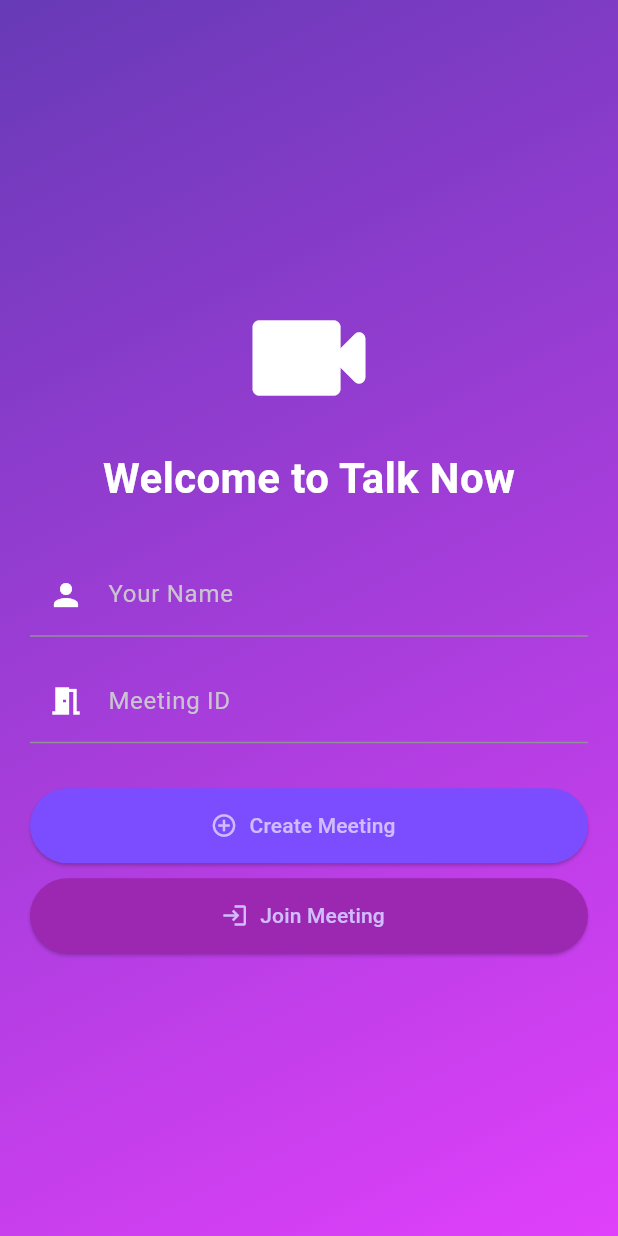
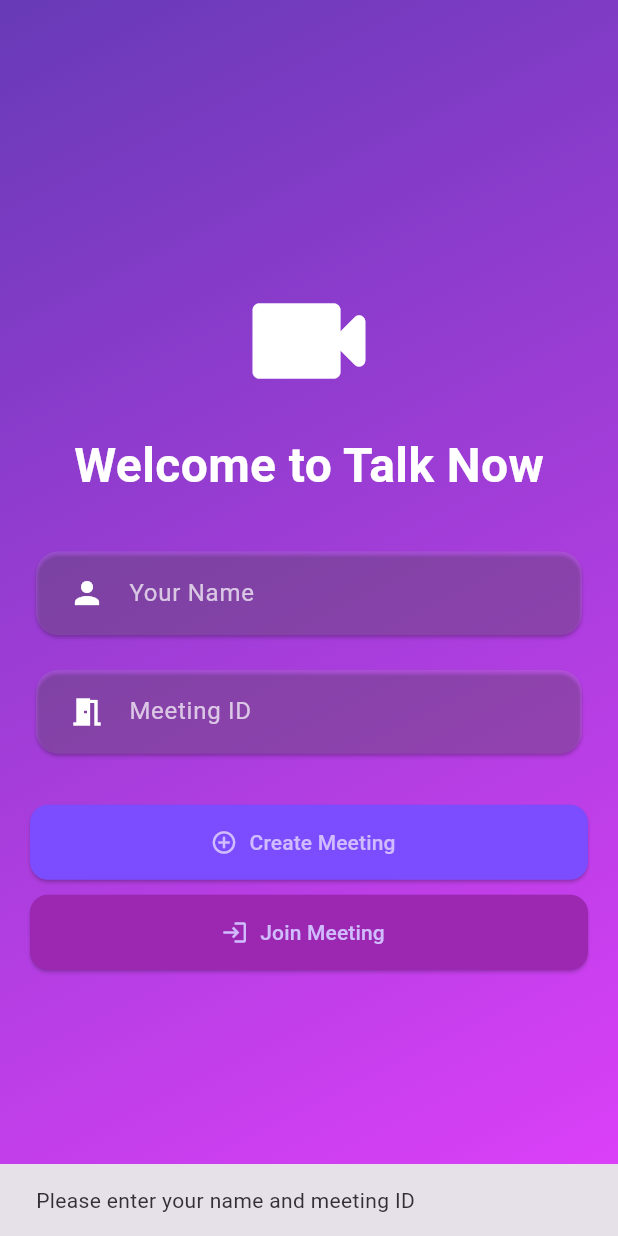
Before and after one commit to John-matipei/talkNow, a Flutter app: the screen it shows after launch, after a tap on "Join Meeting", on a phone screen of 412 x 824 dp. Run offline on Flutter 3.47's test engine with Material 3 defaults, Android fonts, the phone set to English and light mode, and no system bars; missing offline and left inert: clipboard, flutter_webrtc; network calls fail.

Commit message:
Update Flutter app with latest features

```diff
--- a/lib/main.dart
+++ b/lib/main.dart
@@ -21,7 +21,18 @@ class TalkNowApp extends StatelessWidget {
     return MaterialApp(
       debugShowCheckedModeBanner: false,
       title: 'Talk Now',
-      theme: ThemeData.dark(),
+      theme: ThemeData.dark().copyWith(
+        elevatedButtonTheme: ElevatedButtonThemeData(
+          style: ElevatedButton.styleFrom(
+            minimumSize: const Size.fromHeight(50),
+            shape: RoundedRectangleBorder(borderRadius: BorderRadius.circular(12)),
+          ),
+        ),
+        scaffoldBackgroundColor: Colors.deepPurple[900],
+        appBarTheme: const AppBarTheme(
+          backgroundColor: Colors.deepPurpleAccent,
+        ),
+      ),
       home: const LandingPage(),
     );
   }
@@ -40,7 +51,10 @@ class _LandingPageState extends State<LandingPage> {
 
   Future<void> _createMeeting() async {
     final username = usernameController.text.trim();
-    if (username.isEmpty) return;
+    if (username.isEmpty) {
+      _showMessage('Please enter your name');
+      return;
+    }
 
     try {
       final res = await http.post(
@@ -56,32 +70,36 @@ class _LandingPageState extends State<LandingPage> {
         Navigator.push(
           context,
           MaterialPageRoute(
-              builder: (_) => MeetingPage(
-                meetingId: meetingId,
-                username: username,
-                isHost: true,
-              )),
+            builder: (_) => MeetingPage(meetingId: meetingId, username: username, isHost: true),
+          ),
         );
+      } else {
+        _showMessage('Failed to create meeting');
       }
     } catch (e) {
-      print(e);
+      _showMessage('Could not reach server: $e');
     }
   }
 
   void _joinMeeting() {
     final username = usernameController.text.trim();
     final meetingId = roomController.text.trim();
-    if (username.isEmpty || meetingId.isEmpty) return;
+
+    if (username.isEmpty || meetingId.isEmpty) {
+      _showMessage('Please enter your name and meeting ID');
+      return;
+    }
 
     Navigator.push(
       context,
       MaterialPageRoute(
-          builder: (_) => MeetingPage(
-            meetingId: meetingId,
-            username: username,
-            isHost: false,
-          )),
+        builder: (_) => MeetingPage(meetingId: meetingId, username: username, isHost: false),
+      ),
     );
+  }
+
+  void _showMessage(String msg) {
+    ScaffoldMessenger.of(context).showSnackBar(SnackBar(content: Text(msg)));
   }
 
   @override
@@ -99,23 +117,54 @@ class _LandingPageState extends State<LandingPage> {
           child: SingleChildScrollView(
             padding: const EdgeInsets.all(20),
             child: Column(
+              crossAxisAlignment: CrossAxisAlignment.center,
               children: [
                 const Icon(Icons.videocam_rounded, size: 100, color: Colors.white),
                 const SizedBox(height: 10),
                 const Text(
                   "Welcome to Talk Now",
-                  style: TextStyle(fontSize: 28, fontWeight: FontWeight.bold, color: Colors.white),
+                  style: TextStyle(fontSize: 32, fontWeight: FontWeight.bold, color: Colors.white),
                 ),
                 const SizedBox(height: 30),
-                TextField(controller: usernameController, style: const TextStyle(color: Colors.white), decoration: const InputDecoration(labelText: 'Your Name', prefixIcon: Icon(Icons.person, color: Colors.white))),
+                _buildInputField(usernameController, 'Your Name', Icons.person),
                 const SizedBox(height: 15),
-                TextField(controller: roomController, style: const TextStyle(color: Colors.white), decoration: const InputDecoration(labelText: 'Meeting ID', prefixIcon: Icon(Icons.meeting_room, color: Colors.white))),
+                _buildInputField(roomController, 'Meeting ID', Icons.meeting_room),
                 const SizedBox(height: 30),
-                ElevatedButton.icon(onPressed: _createMeeting, icon: const Icon(Icons.add_circle_outline), label: const Text('Create Meeting'), style: ElevatedButton.styleFrom(backgroundColor: Colors.deepPurpleAccent, minimumSize: const Size.fromHeight(50))),
+                ElevatedButton.icon(
+                  onPressed: _createMeeting,
+                  icon: const Icon(Icons.add_circle_outline),
+                  label: const Text('Create Meeting'),
+                  style: ElevatedButton.styleFrom(backgroundColor: Colors.deepPurpleAccent),
+                ),
                 const SizedBox(height: 10),
-                ElevatedButton.icon(onPressed: _joinMeeting, icon: const Icon(Icons.login), label: const Text('Join Meeting'), style: ElevatedButton.styleFrom(backgroundColor: Colors.purple, minimumSize: const Size.fromHeight(50))),
+                ElevatedButton.icon(
+                  onPressed: _joinMeeting,
+                  icon: const Icon(Icons.login),
+                  label: const Text('Join Meeting'),
+                  style: ElevatedButton.styleFrom(backgroundColor: Colors.purple),
+                ),
               ],
             ),
+          ),
+        ),
+      ),
+    );
+  }
+
+  Widget _buildInputField(TextEditingController controller, String label, IconData icon) {
+    return Card(
+      shape: RoundedRectangleBorder(borderRadius: BorderRadius.circular(15)),
+      color: Colors.white.withOpacity(0.1),
+      child: Padding(
+        padding: const EdgeInsets.symmetric(horizontal: 10),
+        child: TextField(
+          controller: controller,
+          style: const TextStyle(color: Colors.white),
+          decoration: InputDecoration(
+            labelText: label,
+            prefixIcon: Icon(icon, color: Colors.white),
+            labelStyle: const TextStyle(color: Colors.white70),
+            border: InputBorder.none,
           ),
         ),
       ),
@@ -128,6 +177,7 @@ class MeetingPage extends StatefulWidget {
   final String meetingId;
   final String username;
   final bool isHost;
+
   const MeetingPage({super.key, required this.meetingId, required this.username, required this.isHost});
 
   @override
@@ -206,14 +256,16 @@ class _MeetingPageState extends State<MeetingPage> {
         case 'offer':
           if (!widget.isHost) {
             await _createPeerConnection();
-            await peerConnection!.setRemoteDescription(RTCSessionDescription(data['sdp'], data['type']));
+            await peerConnection!.setRemoteDescription(RTCSessionDescription(data['sdp'], 'offer'));
             final answer = await peerConnection!.createAnswer();
             await peerConnection!.setLocalDescription(answer);
             socket!.add(jsonEncode({'type': 'answer', 'meetingId': widget.meetingId, 'sdp': answer.sdp}));
           }
           break;
         case 'answer':
-          if (widget.isHost) await peerConnection!.setRemoteDescription(RTCSessionDescription(data['sdp'], data['type']));
+          if (widget.isHost) {
+            await peerConnection!.setRemoteDescription(RTCSessionDescription(data['sdp'], 'answer'));
+          }
           break;
         case 'candidate':
           await peerConnection!.addCandidate(RTCIceCandidate(data['candidate'], data['sdpMid'], data['sdpMLineIndex']));
@@ -241,18 +293,43 @@ class _MeetingPageState extends State<MeetingPage> {
   @override
   Widget build(BuildContext context) {
     return Scaffold(
-      appBar: AppBar(title: Text('Meeting ID: ${widget.meetingId}'), backgroundColor: Colors.deepPurpleAccent, actions: [IconButton(onPressed: _shareMeetingId, icon: const Icon(Icons.share))]),
+      appBar: AppBar(
+        title: Text('Meeting ID: ${widget.meetingId}'),
+        actions: [IconButton(onPressed: _shareMeetingId, icon: const Icon(Icons.share))],
+      ),
       body: Column(
         children: [
-          Expanded(child: Container(margin: const EdgeInsets.all(8), decoration: BoxDecoration(border: Border.all(color: Colors.purpleAccent, width: 2), borderRadius: BorderRadius.circular(12)), child: RTCVideoView(localRenderer, mirror: true))),
-          Expanded(child: Container(margin: const EdgeInsets.all(8), decoration: BoxDecoration(border: Border.all(color: Colors.purpleAccent, width: 2), borderRadius: BorderRadius.circular(12)), child: RTCVideoView(remoteRenderer))),
+          Expanded(
+            child: Container(
+              margin: const EdgeInsets.all(8),
+              decoration: BoxDecoration(
+                  border: Border.all(color: Colors.purpleAccent, width: 2),
+                  borderRadius: BorderRadius.circular(12)),
+              child: RTCVideoView(localRenderer, mirror: true),
+            ),
+          ),
+          Expanded(
+            child: Container(
+              margin: const EdgeInsets.all(8),
+              decoration: BoxDecoration(
+                  border: Border.all(color: Colors.purpleAccent, width: 2),
+                  borderRadius: BorderRadius.circular(12)),
+              child: RTCVideoView(remoteRenderer),
+            ),
+          ),
           Padding(
-            padding: const EdgeInsets.all(8.0),
+            padding: const EdgeInsets.all(12.0),
             child: Column(
               children: [
-                Text('Participants: ${participants.join(", ")}', style: const TextStyle(fontSize: 16, color: Colors.white)),
+                Text('Participants: ${participants.join(", ")}',
+                    style: const TextStyle(fontSize: 16, color: Colors.white)),
                 const SizedBox(height: 10),
-                ElevatedButton.icon(onPressed: _endMeeting, icon: const Icon(Icons.call_end), label: const Text('End Meeting'), style: ElevatedButton.styleFrom(backgroundColor: Colors.redAccent, minimumSize: const Size.fromHeight(50))),
+                ElevatedButton.icon(
+                  onPressed: _endMeeting,
+                  icon: const Icon(Icons.call_end),
+                  label: const Text('End Meeting'),
+                  style: ElevatedButton.styleFrom(backgroundColor: Colors.redAccent),
+                ),
               ],
             ),
           )
```
